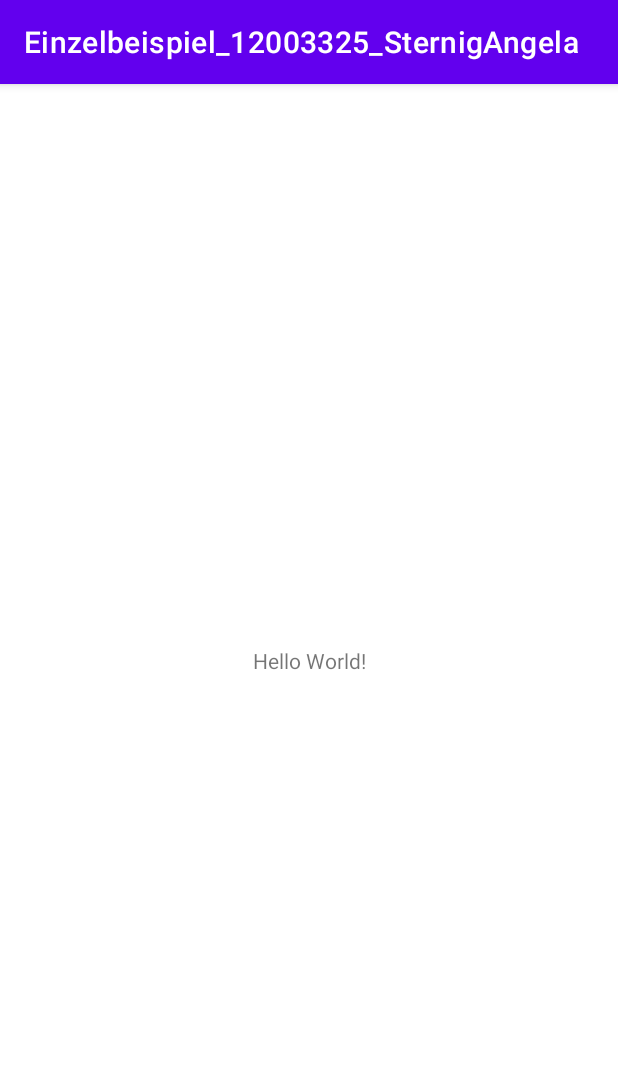
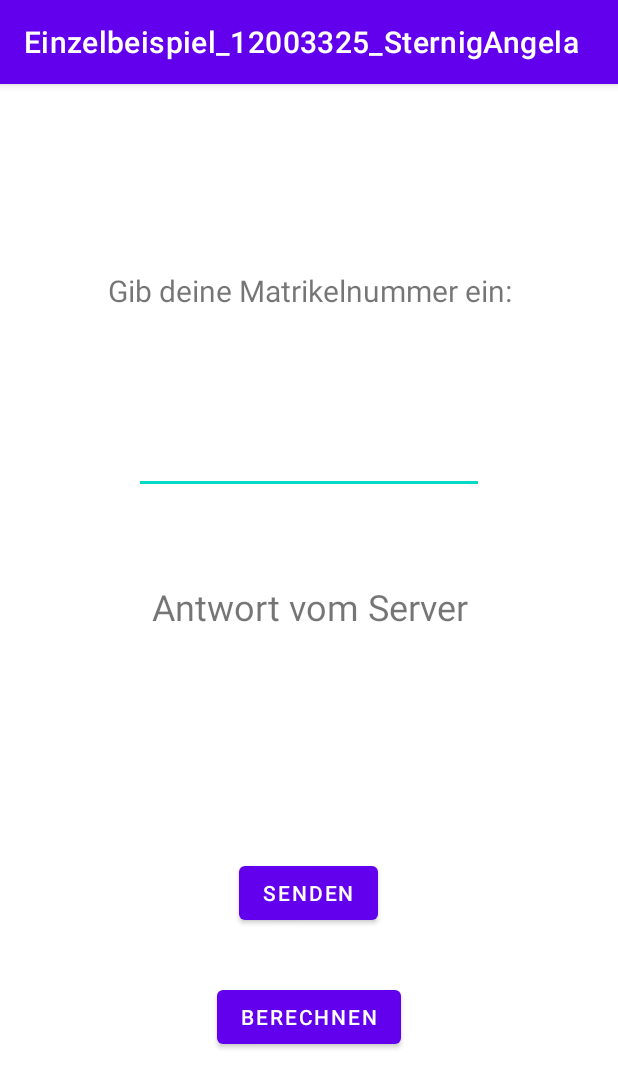
Before and after one commit to AngelaSternig/Se2_Einzelbeispiel_GitVersuch2, an Android app: the screen it shows after launch (MainActivity), on a phone screen of 412 x 824 dp. Shown: the top 1088 px of the screen. Run offline under Robolectric (Android 15) with nearby library versions, the phone set to English and light mode, and no system bars.

Commit message:
Kopie Source Code Try 1

```diff
--- a/Einzelbeispiel_12003325_SternigAngela/app/src/main/AndroidManifest.xml
+++ b/Einzelbeispiel_12003325_SternigAngela/app/src/main/AndroidManifest.xml
@@ -1,6 +1,9 @@
 <?xml version="1.0" encoding="utf-8"?>
 <manifest xmlns:android="http://schemas.android.com/apk/res/android"
     package="com.example.einzelbeispiel_12003325_sternigangela">
+
+    <uses-permission android:name="android.permission.INTERNET"/>
+    <uses-permission android:name="android.permission.WAKE_LOCK"/>
 
     <application
         android:allowBackup="true"
--- a/Einzelbeispiel_12003325_SternigAngela/app/src/main/java/com/example/einzelbeispiel_12003325_sternigangela/MainActivity.java
+++ b/Einzelbeispiel_12003325_SternigAngela/app/src/main/java/com/example/einzelbeispiel_12003325_sternigangela/MainActivity.java
@@ -3,12 +3,73 @@ package com.example.einzelbeispiel_12003325_sternigangela;
 import androidx.appcompat.app.AppCompatActivity;
 
 import android.os.Bundle;
+import android.view.View;
+import android.widget.Button;
+import android.widget.EditText;
+import android.widget.TextView;
+
+import java.io.BufferedReader;
+import java.io.DataOutputStream;
+import java.io.IOException;
+import java.io.InputStreamReader;
+import java.net.Socket;
+import java.util.Arrays;
 
 public class MainActivity extends AppCompatActivity {
+    public EditText editTextMatrikelnummer;
+    public static TextView textViewResult;
+    public Button buttonSend;
+
+    public static TextView textViewCalculate;
+    public Button buttonCalculate;
 
     @Override
     protected void onCreate(Bundle savedInstanceState) {
         super.onCreate(savedInstanceState);
         setContentView(R.layout.activity_main);
+        editTextMatrikelnummer = findViewById(R.id.Matrikelnumber);
+        buttonSend = findViewById(R.id.Senden);
+        textViewResult = findViewById(R.id.Ausgabe);
+        buttonCalculate = (Button) findViewById(R.id.Berechnen);
+
+        buttonSend.setOnClickListener(new View.OnClickListener() {
+            @Override
+            public void onClick(View v) {
+                listenerButtonSend();
+            }
+        });
+    }
+
+    private void listenerButtonSend(){
+        new Thread() {
+            public void run() {
+                String sentence = editTextMatrikelnummer.getText().toString();
+                try {
+                    Socket clientSocket = new Socket("se2-isys.aau.at", 53212);
+
+                    DataOutputStream outToServer = new DataOutputStream(clientSocket.getOutputStream());
+
+                    BufferedReader inFromServer = new BufferedReader
+                            (new InputStreamReader(clientSocket.getInputStream()));
+
+                    outToServer.writeBytes(sentence + '\n');
+
+                    String modifiedSentence = inFromServer.readLine();
+
+                    runOnUiThread(new Runnable() {
+                        @Override
+                        public void run() {
+                            textViewResult.setText(modifiedSentence);
+                        }
+                    });
+
+                    clientSocket.close();
+
+
+                } catch (IOException e) {
+                    e.printStackTrace();
+                }
+            }
+        }.start();
     }
 }
--- a/Einzelbeispiel_12003325_SternigAngela/app/src/main/res/layout/activity_main.xml
+++ b/Einzelbeispiel_12003325_SternigAngela/app/src/main/res/layout/activity_main.xml
@@ -7,12 +7,66 @@
     tools:context=".MainActivity">
 
     <TextView
-        android:layout_width="wrap_content"
-        android:layout_height="wrap_content"
-        android:text="Hello World!"
+        android:id="@+id/textView2"
+        android:layout_width="357dp"
+        android:layout_height="42dp"
+        android:layout_marginLeft="24dp"
+        android:layout_marginTop="32dp"
+        android:layout_marginRight="24dp"
+        android:text="Gib deine Matrikelnummer ein:"
+        android:textAlignment="center"
+        android:textSize="20sp"
         app:layout_constraintBottom_toBottomOf="parent"
         app:layout_constraintLeft_toLeftOf="parent"
         app:layout_constraintRight_toRightOf="parent"
-        app:layout_constraintTop_toTopOf="parent" />
+        app:layout_constraintTop_toTopOf="parent"
+        app:layout_constraintVertical_bias="0.133" />
+
+    <EditText
+        android:id="@+id/Matrikelnumber"
+        android:layout_width="wrap_content"
+        android:layout_height="wrap_content"
+        android:ems="10"
+        android:inputType="number"
+        android:labelFor="@id/Ausgabe"
+        android:textSize="20sp"
+        app:layout_constraintBottom_toTopOf="@+id/Ausgabe"
+        app:layout_constraintEnd_toEndOf="parent"
+        app:layout_constraintStart_toStartOf="parent"
+        app:layout_constraintTop_toBottomOf="@+id/textView2" />
+
+    <TextView
+        android:id="@+id/Ausgabe"
+        android:layout_width="277dp"
+        android:layout_height="144dp"
+        android:layout_marginBottom="292dp"
+        android:text="Antwort vom Server"
+        android:textAlignment="center"
+        android:textSize="24sp"
+        app:layout_constraintBottom_toBottomOf="parent"
+        app:layout_constraintEnd_toEndOf="parent"
+        app:layout_constraintStart_toStartOf="parent" />
+
+    <Button
+        android:id="@+id/Senden"
+        android:layout_width="wrap_content"
+        android:layout_height="wrap_content"
+        android:layout_marginTop="4dp"
+        android:text="Senden"
+        app:layout_constraintBottom_toTopOf="@+id/Berechnen"
+        app:layout_constraintEnd_toEndOf="parent"
+        app:layout_constraintHorizontal_bias="0.498"
+        app:layout_constraintStart_toStartOf="parent"
+        app:layout_constraintTop_toBottomOf="@+id/Ausgabe" />
+
+    <Button
+        android:id="@+id/Berechnen"
+        android:layout_width="wrap_content"
+        android:layout_height="wrap_content"
+        android:text="Berechnen"
+        app:layout_constraintBottom_toBottomOf="parent"
+        app:layout_constraintEnd_toEndOf="parent"
+        app:layout_constraintStart_toStartOf="parent"
+        app:layout_constraintTop_toBottomOf="@+id/Ausgabe" />
 
 </androidx.constraintlayout.widget.ConstraintLayout>
```
